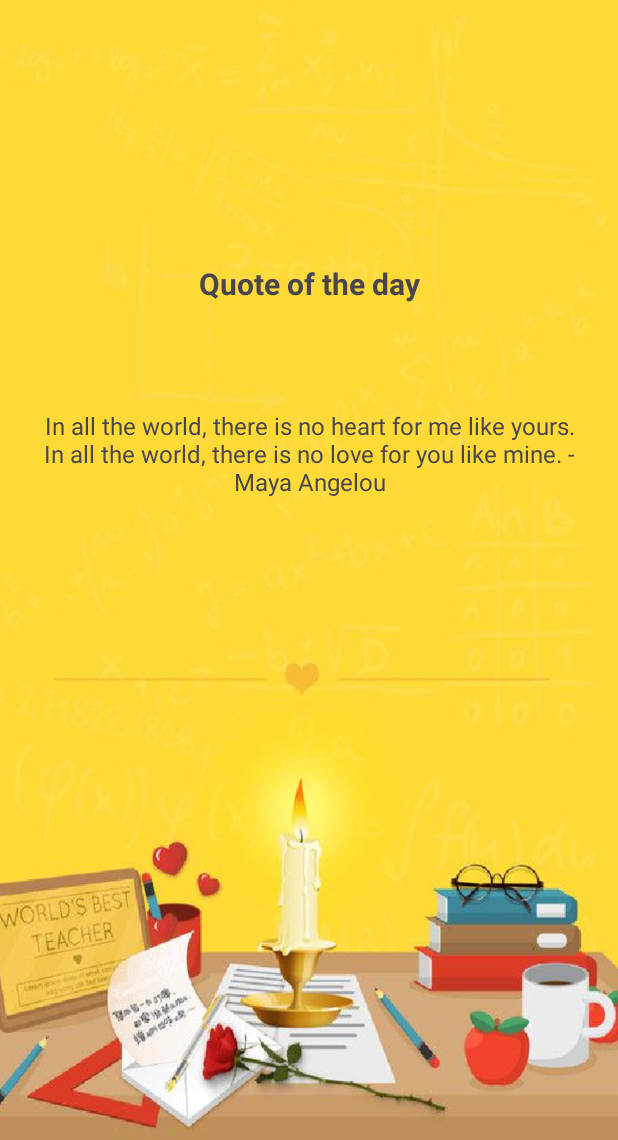
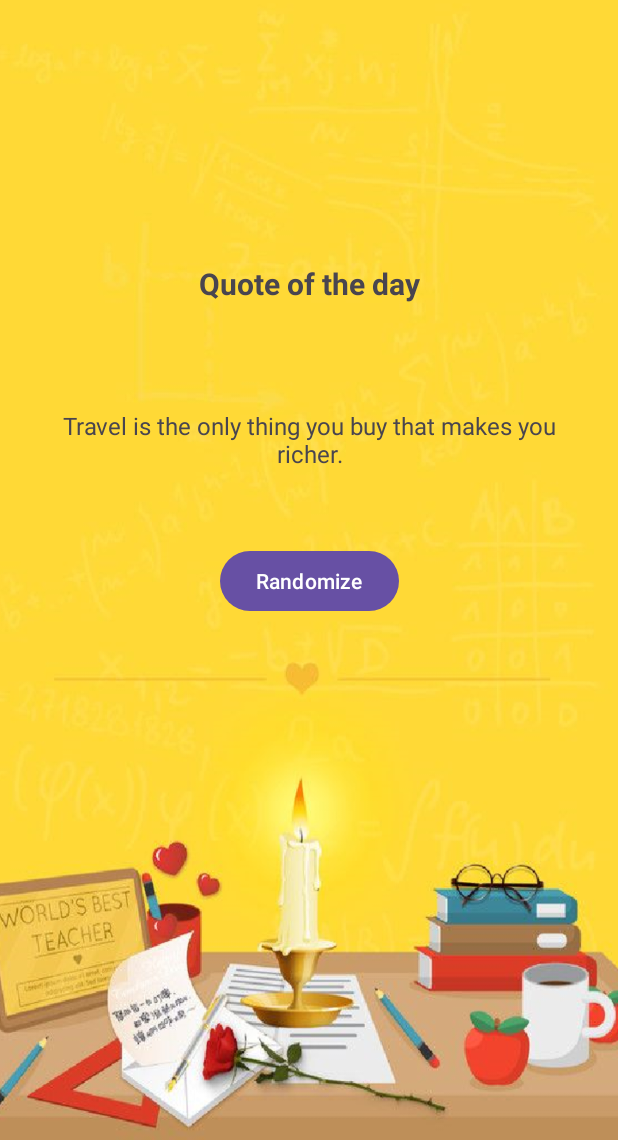
Before and after one commit to MoonSlay/NavigationDrawerLesson, an Android app: the screen it shows after launch (MainActivity), on a phone screen of 412 x 824 dp, the part 96-1236 px from its top. Run offline under Robolectric (Android 15) with nearby library versions, the phone set to English and light mode, and no system bars.

Commit message:
added randomize button on qoute of the day

```diff
--- a/app/src/main/java/ph/edu/auf/navigationdrawerlesson/fragments/QuotesOfTheDayFragment.kt
+++ b/app/src/main/java/ph/edu/auf/navigationdrawerlesson/fragments/QuotesOfTheDayFragment.kt
@@ -5,32 +5,45 @@ import androidx.fragment.app.Fragment
 import android.view.LayoutInflater
 import android.view.View
 import android.view.ViewGroup
-import ph.edu.auf.navigationdrawerlesson.R
+import ph.edu.auf.navigationdrawerlesson.QuoteRepository
+import kotlin.random.Random
 import ph.edu.auf.navigationdrawerlesson.databinding.FragmentQuotesOfTheDayBinding
 
 class QuotesOfTheDayFragment : Fragment() {
 
     private var _binding: FragmentQuotesOfTheDayBinding? = null
-
     private val binding get() = _binding!!
 
-    override fun onCreateView(inflater: LayoutInflater, container: ViewGroup?, savedInstanceState: Bundle?): View? {
-        // Inflate the layout for this fragment
+    private val allQuotes by lazy { QuoteRepository.quotesMap.values.flatten() }
 
-        _binding = FragmentQuotesOfTheDayBinding.inflate(inflater,container,false)
-
-
+    override fun onCreateView(inflater: LayoutInflater, container: ViewGroup?, savedInstanceState: Bundle?): View {
+        _binding = FragmentQuotesOfTheDayBinding.inflate(inflater, container, false)
         return binding.root
     }
 
     override fun onViewCreated(view: View, savedInstanceState: Bundle?) {
         super.onViewCreated(view, savedInstanceState)
+
+        // Display a random quote initially
+        displayRandomQuote()
+
+        // Set up the Randomize button click listener
+        binding.btnRandomize.setOnClickListener {
+            displayRandomQuote()
+        }
+    }
+
+    private fun displayRandomQuote() {
+        if (allQuotes.isNotEmpty()) {
+            val randomIndex = Random.nextInt(allQuotes.size)
+            binding.txtQuoteOfTheDay.text = allQuotes[randomIndex]
+        } else {
+            binding.txtQuoteOfTheDay.text = "No quotes available."
+        }
     }
 
     override fun onDestroyView() {
         super.onDestroyView()
         _binding = null
     }
-
-
 }
--- a/app/src/main/res/layout/fragment_quotes_of_the_day.xml
+++ b/app/src/main/res/layout/fragment_quotes_of_the_day.xml
@@ -31,4 +31,15 @@
         app:layout_constraintStart_toStartOf="parent"
         app:layout_constraintTop_toBottomOf="@+id/textView2" />
 
+    <!-- Add Randomize Button -->
+    <Button
+        android:id="@+id/btnRandomize"
+        android:layout_width="wrap_content"
+        android:layout_height="wrap_content"
+        android:text="Randomize"
+        app:layout_constraintTop_toBottomOf="@+id/txtQuoteOfTheDay"
+        app:layout_constraintEnd_toEndOf="parent"
+        app:layout_constraintStart_toStartOf="parent"
+        android:layout_marginTop="30dp" />
+
 </androidx.constraintlayout.widget.ConstraintLayout>
```
